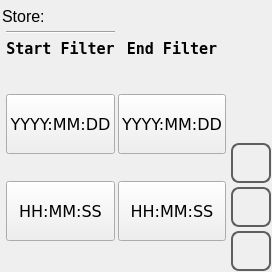
Qt form qt_library/ATCMstore/store_filter.ui (MECTsrl/mect_plugins) before a commit.
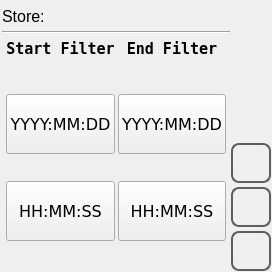
The same form after that commit. Icons and pictures are not drawn.

What changed in the file:
```diff
--- a/qt_library/ATCMstore/store_filter.ui
+++ b/qt_library/ATCMstore/store_filter.ui
@@ -359,7 +359,7 @@
        </property>
       </spacer>
      </item>
-     <item row="1" column="1">
+     <item row="1" column="0" colspan="5">
       <widget class="Line" name="line">
        <property name="orientation">
         <enum>Qt::Horizontal</enum>
```
Left out of the diff: 7 changed lines with no effect on the pictures.
